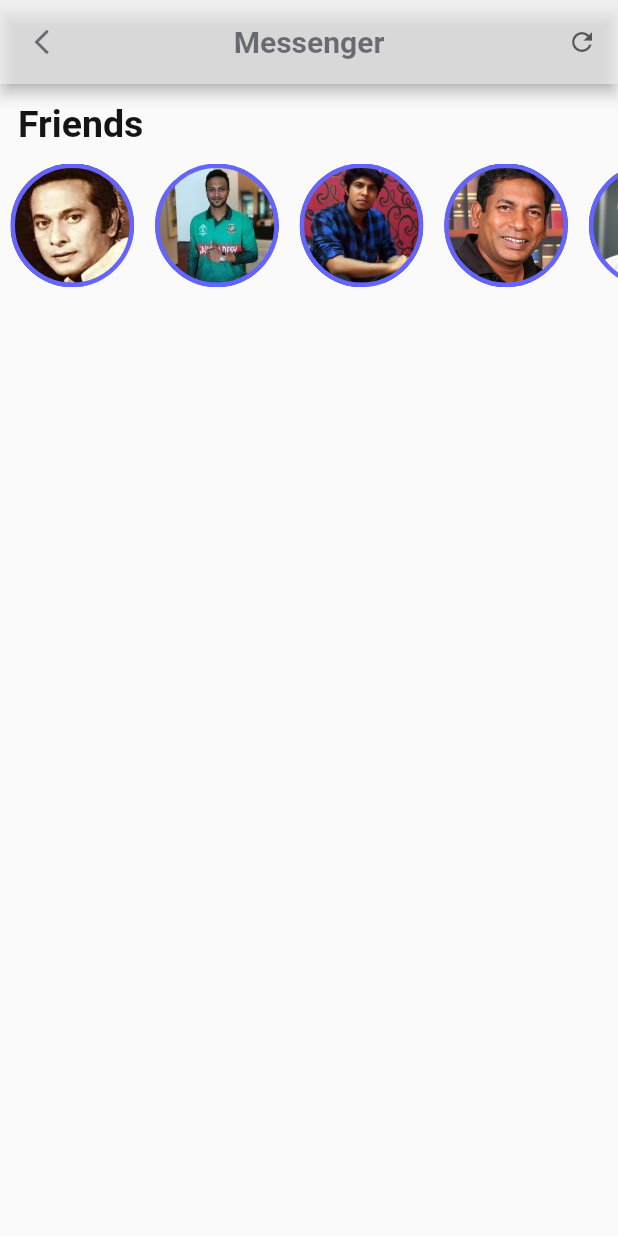
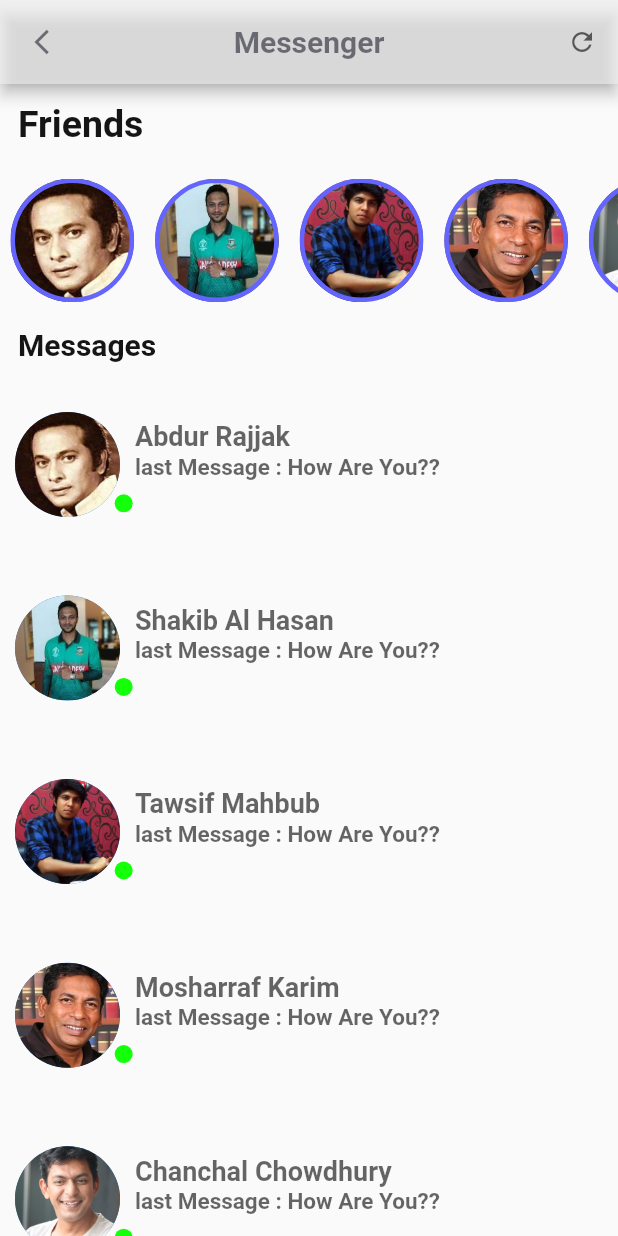
Before and after one commit to solutionflutter/sun_tus_Thu_Batch_2_Flutter_Project, a Flutter app: the Messenger_Page screen opened directly, on a phone screen of 412 x 824 dp. Run offline on Flutter 3.47's test engine with Material 2 defaults, Android fonts, the phone set to English and light mode, and no system bars.

Commit message:
4_11_2021 source code have pushed to github

```diff
--- a/lib/Messenger_Page.dart
+++ b/lib/Messenger_Page.dart
@@ -140,6 +140,7 @@ class _Messenger_PageState extends State<Messenger_Page> {
           ),
           SliverToBoxAdapter(
             child: Container(
+              margin: EdgeInsets.symmetric(vertical: 10),
               height: MediaQuery.of(context).size.height / 10,
               width: MediaQuery.of(context).size.width,
               child: ListView.builder(
@@ -166,6 +167,86 @@ class _Messenger_PageState extends State<Messenger_Page> {
               ),
             ),
           ),
+          SliverToBoxAdapter(
+            child: Container(
+              margin: EdgeInsets.symmetric(horizontal: 12, vertical: 7),
+              child: Text(
+                "Messages",
+                style: TextStyle(
+                  fontSize: 20,
+                  fontWeight: FontWeight.w700,
+                  color: Color.fromRGBO(21, 21, 21, 1),
+                ),
+              ),
+            ),
+          ),
+          SliverList(
+            delegate: SliverChildBuilderDelegate(
+              (BuildContext context, int index) {
+                return InkWell(
+                  onTap: () {},
+                  child: Container(
+                    margin: EdgeInsets.symmetric(horizontal: 10, vertical: 20),
+                    height: MediaQuery.of(context).size.height / 10,
+                    width: MediaQuery.of(context).size.width,
+                    child: Row(
+                      children: [
+                        Stack(
+                          overflow: Overflow.visible,
+                          children: [
+                            CircleAvatar(
+                              radius: 35,
+                              backgroundImage: AssetImage(
+                                  "${messengerModel[index].userProfilePicture}"),
+                            ),
+                            Positioned(
+                              top: MediaQuery.of(context).size.height / 15,
+                              left: MediaQuery.of(context).size.width / 6.2,
+                              child: CircleAvatar(
+                                radius: 6,
+                                backgroundColor: Color.fromRGBO(20, 255, 10, 1),
+                              ),
+                            ),
+                          ],
+                        ),
+                        Container(
+                          padding: EdgeInsets.symmetric(
+                            horizontal: 10,
+                            vertical: 10,
+                          ),
+                          height: MediaQuery.of(context).size.height / 10,
+                          width: MediaQuery.of(context).size.width / 1.4,
+                          child: RichText(
+                            textAlign: TextAlign.justify,
+                            text: TextSpan(
+                              text: "${messengerModel[index].username}\n",
+                              style: TextStyle(
+                                  fontSize: 18,
+                                  fontWeight: FontWeight.w700,
+                                  color: Color.fromRGBO(0, 0, 0, .6),
+                                  height: 1.3),
+                              children: [
+                                TextSpan(
+                                  text:
+                                      "last Message : ${messengerModel[index].lastmessage}",
+                                  style: TextStyle(
+                                    fontSize: 15,
+                                    fontWeight: FontWeight.w700,
+                                    color: Color.fromRGBO(0, 0, 0, .6),
+                                  ),
+                                ),
+                              ],
+                            ),
+                          ),
+                        )
+                      ],
+                    ),
+                  ),
+                );
+              },
+              childCount: messengerModel.length,
+            ),
+          ),
         ],
       ),
     );
```
Also changed, not shown: 3 other files.
